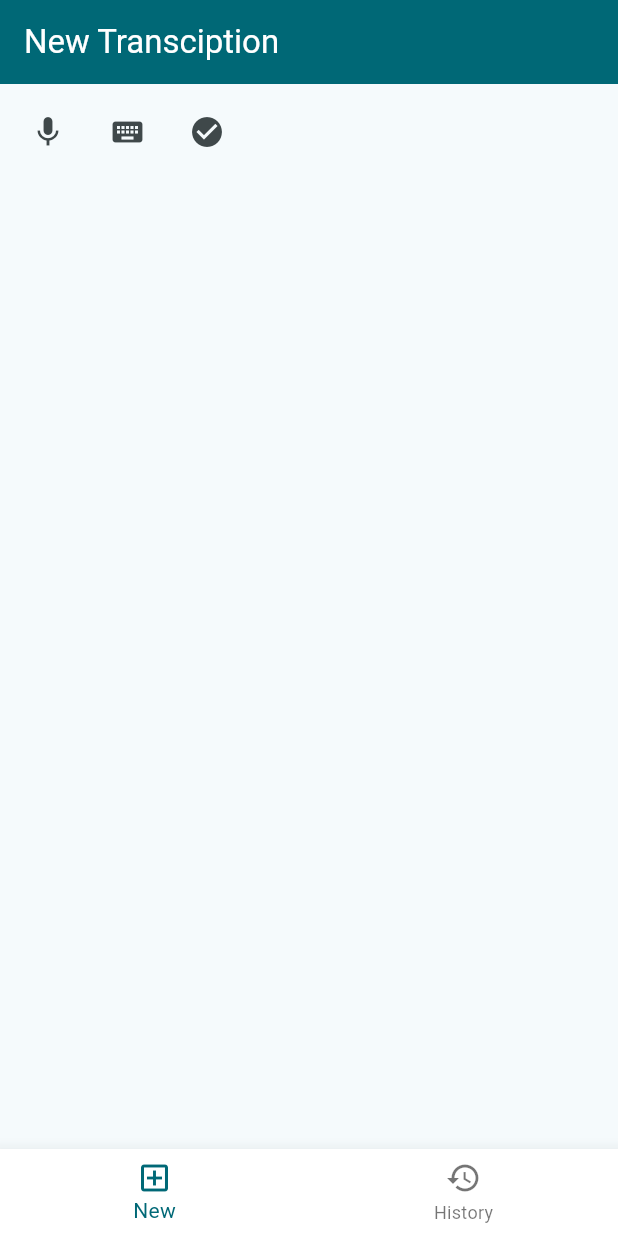
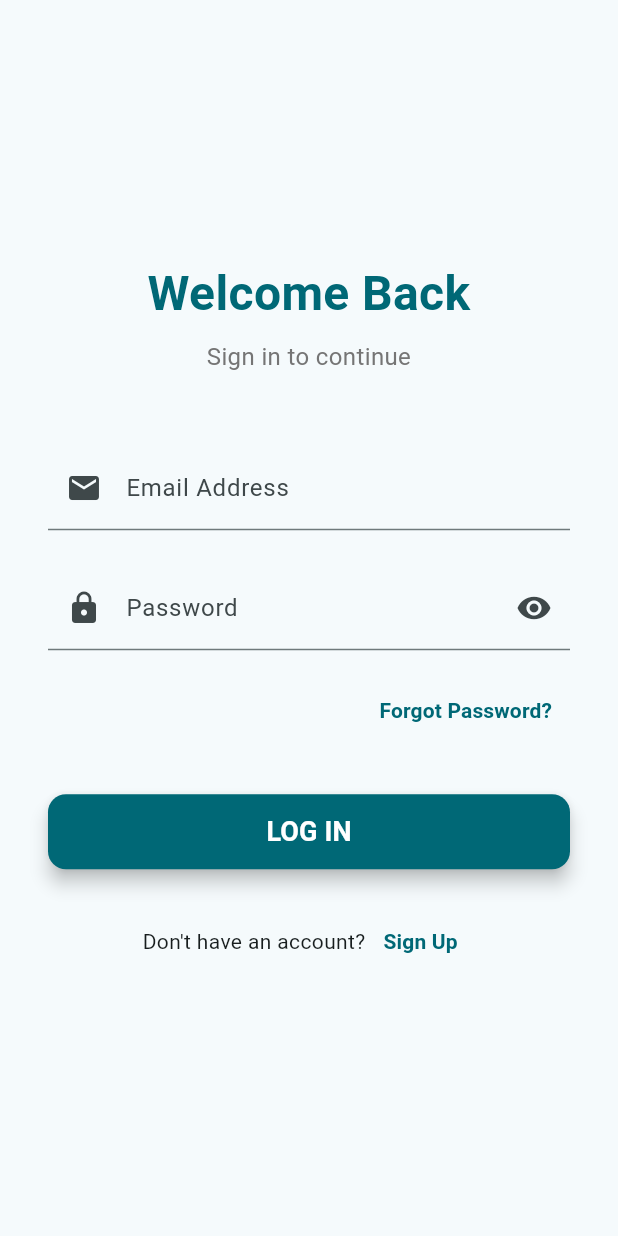
Before and after one commit to IgnacyBerent/Flutter-AI-Doctor-Assistant-App, a Flutter app: the screen it shows after launch, on a phone screen of 412 x 824 dp. Run offline on Flutter 3.47's test engine with Material 3 defaults, Android fonts, the phone set to English and light mode, and no system bars; our stand-ins replace flutter_secure_storage, speech_to_text; missing offline and left inert: jaguar_jwt.

Commit message:
Implement loggin

```diff
--- a/lib/main.dart
+++ b/lib/main.dart
@@ -1,6 +1,5 @@
+import 'package:ai_doctor_assistant/ui/layout/widget_tree.dart';
 import 'package:flutter/material.dart';
-
-import 'package:ai_doctor_assistant/ui/layout.dart';
 
 void main() {
   runApp(const MyApp());
@@ -14,7 +13,7 @@ class MyApp extends StatelessWidget {
     return MaterialApp(
       title: 'AI Doctor Assistant',
       theme: ThemeData(colorScheme: .fromSeed(seedColor: Colors.cyan)),
-      home: const Layout(),
+      home: const WidgetTree(),
     );
   }
 }
--- /dev/null
+++ b/lib/ui/layout/widget_tree.dart
@@ -0,0 +1,65 @@
+import 'package:ai_doctor_assistant/api/jwt_token.dart';
+import 'package:ai_doctor_assistant/ui/layout/layout.dart';
+import 'package:ai_doctor_assistant/ui/login/login_view.dart';
+import 'package:flutter/material.dart';
+import 'dart:async';
+
+class WidgetTree extends StatefulWidget {
+  const WidgetTree({super.key});
+
+  @override
+  State<WidgetTree> createState() => _WidgetTreeState();
+}
+
+class _WidgetTreeState extends State<WidgetTree> {
+  StreamController<bool> tokenController = StreamController<bool>();
+  late Timer timer;
+  final jwt = JwtToken();
+
+  @override
+  void initState() {
+    super.initState();
+    _checkTokenStatus();
+
+    timer = Timer.periodic(const Duration(seconds: 2), (timer) {
+      _checkTokenStatus();
+    });
+  }
+
+  void _checkTokenStatus() async {
+    bool isTokenExpired = await jwt.isTokenExpired();
+    // Use the opposite logic: if NOT expired, we are authenticated (true)
+    bool isAuthenticated = !isTokenExpired;
+
+    // Send the value to the stream.
+    if (!tokenController.isClosed) {
+      tokenController.add(isAuthenticated);
+    }
+  }
+
+  @override
+  void dispose() {
+    timer.cancel();
+    tokenController.close();
+    super.dispose();
+  }
+
+  @override
+  Widget build(BuildContext context) {
+    return StreamBuilder<bool>(
+      stream: tokenController.stream,
+      initialData: null,
+      builder: (context, snapshot) {
+        if (snapshot.data == null) {
+          return Center(child: const CircularProgressIndicator());
+        } else {
+          if (snapshot.data == true) {
+            return const Layout();
+          } else {
+            return const LoginView();
+          }
+        }
+      },
+    );
+  }
+}
--- /dev/null
+++ b/lib/ui/login/login_view.dart
@@ -0,0 +1,232 @@
+import 'package:ai_doctor_assistant/api/auth.dart';
+import 'package:flutter/material.dart';
+
+class LoginView extends StatefulWidget {
+  const LoginView({super.key});
+
+  @override
+  State<LoginView> createState() => _LoginViewState();
+}
+
+class _LoginViewState extends State<LoginView> {
+  final _formKey = GlobalKey<FormState>();
+  final TextEditingController _emailController = TextEditingController();
+  final TextEditingController _passwordController = TextEditingController();
+  bool _isLoading = false;
+  bool _obscurePassword = true;
+
+  @override
+  void dispose() {
+    _emailController.dispose();
+    _passwordController.dispose();
+    super.dispose();
+  }
+
+  // Simulates a login attempt
+  void _handleLogin() async {
+    if (_formKey.currentState!.validate()) {
+      setState(() {
+        _isLoading = true;
+      });
+
+      final loginSuccess = await login(
+        _emailController.text,
+        _passwordController.text,
+      );
+
+      setState(() {
+        _isLoading = false;
+      });
+
+      if (mounted) {
+        if (loginSuccess) {
+          ScaffoldMessenger.of(context).showSnackBar(
+            const SnackBar(content: Text('Login Successful! Welcome.')),
+          );
+        } else {
+          ScaffoldMessenger.of(context).showSnackBar(
+            const SnackBar(
+              content: Text('Login Failed. Check credentials.'),
+              backgroundColor: Colors.red,
+            ),
+          );
+        }
+      }
+    }
+  }
+
+  @override
+  Widget build(BuildContext context) {
+    return Scaffold(
+      body: Center(
+        child: SingleChildScrollView(
+          padding: const EdgeInsets.all(32.0),
+          child: ConstrainedBox(
+            constraints: const BoxConstraints(
+              maxWidth: 400, // Limit width for desktop/web view
+            ),
+            child: Form(
+              key: _formKey,
+              child: Column(
+                mainAxisAlignment: MainAxisAlignment.center,
+                crossAxisAlignment: CrossAxisAlignment.stretch,
+                children: <Widget>[
+                  // 1. Title/Logo Area
+                  Text(
+                    'Welcome Back',
+                    style: TextStyle(
+                      fontSize: 32,
+                      fontWeight: FontWeight.bold,
+                      color: Theme.of(context).primaryColor,
+                    ),
+                    textAlign: TextAlign.center,
+                  ),
+                  const SizedBox(height: 8),
+                  Text(
+                    'Sign in to continue',
+                    style: TextStyle(fontSize: 16, color: Colors.grey[600]),
+                    textAlign: TextAlign.center,
+                  ),
+                  const SizedBox(height: 48),
+
+                  // 2. Email Field
+                  TextFormField(
+                    controller: _emailController,
+                    keyboardType: TextInputType.emailAddress,
+                    decoration: const InputDecoration(
+                      labelText: 'Email Address',
+                      hintText: 'e.g., john.doe@mail.com',
+                      prefixIcon: Icon(Icons.email),
+                    ),
+                    validator: (value) {
+                      if (value == null || value.isEmpty) {
+                        return 'Please enter your email';
+                      }
+                      if (!RegExp(r'^[^@]+@[^@]+\.[^@]+').hasMatch(value)) {
+                        return 'Enter a valid email address';
+                      }
+                      return null;
+                    },
+                  ),
+                  const SizedBox(height: 24),
+
+                  // 3. Password Field
+                  TextFormField(
+                    controller: _passwordController,
+                    obscureText: _obscurePassword,
+                    decoration: InputDecoration(
+                      labelText: 'Password',
+                      hintText: 'Enter your password',
+                      prefixIcon: const Icon(Icons.lock),
+                      suffixIcon: IconButton(
+                        icon: Icon(
+                          _obscurePassword
+                              ? Icons.visibility
+                              : Icons.visibility_off,
+                        ),
+                        onPressed: () {
+                          setState(() {
+                            _obscurePassword = !_obscurePassword;
+                          });
+                        },
+                      ),
+                    ),
+                    validator: (value) {
+                      if (value == null || value.isEmpty) {
+                        return 'Please enter your password';
+                      }
+                      if (value.length < 6) {
+                        return 'Password must be at least 6 characters';
+                      }
+                      return null;
+                    },
+                  ),
+                  const SizedBox(height: 16),
+
+                  // 4. Forgot Password Link
+                  Align(
+                    alignment: Alignment.centerRight,
+                    child: TextButton(
+                      onPressed: () {
+                        ScaffoldMessenger.of(context).showSnackBar(
+                          const SnackBar(
+                            content: Text(
+                              'Forgot password functionality coming soon!',
+                            ),
+                          ),
+                        );
+                      },
+                      child: Text(
+                        'Forgot Password?',
+                        style: TextStyle(
+                          color: Theme.of(context).primaryColor,
+                          fontWeight: FontWeight.bold,
+                        ),
+                      ),
+                    ),
+                  ),
+                  const SizedBox(height: 32),
+
+                  // 5. Login Button
+                  ElevatedButton(
+                    onPressed: _isLoading ? null : _handleLogin,
+                    style: ElevatedButton.styleFrom(
+                      minimumSize: const Size(double.infinity, 50),
+                      shape: RoundedRectangleBorder(
+                        borderRadius: BorderRadius.circular(12),
+                      ),
+                      backgroundColor: Theme.of(context).primaryColor,
+                      foregroundColor: Colors.white,
+                      elevation: 5,
+                    ),
+                    child: _isLoading
+                        ? const SizedBox(
+                            width: 24,
+                            height: 24,
+                            child: CircularProgressIndicator(
+                              color: Colors.white,
+                              strokeWidth: 2,
+                            ),
+                          )
+                        : const Text(
+                            'LOG IN',
+                            style: TextStyle(
+                              fontSize: 18,
+                              fontWeight: FontWeight.bold,
+                            ),
+                          ),
+                  ),
+                  const SizedBox(height: 24),
+
+                  // 6. Register/Sign Up Prompt
+                  Row(
+                    mainAxisAlignment: MainAxisAlignment.center,
+                    children: [
+                      const Text("Don't have an account?"),
+                      TextButton(
+                        onPressed: () {
+                          ScaffoldMessenger.of(context).showSnackBar(
+                            const SnackBar(
+                              content: Text('Navigate to registration screen.'),
+                            ),
+                          );
+                        },
+                        child: Text(
+                          'Sign Up',
+                          style: TextStyle(
+                            color: Theme.of(context).primaryColor,
+                            fontWeight: FontWeight.bold,
+                          ),
+                        ),
+                      ),
+                    ],
+                  ),
+                ],
+              ),
+            ),
+          ),
+        ),
+      ),
+    );
+  }
+}
--- a/pubspec.yaml
+++ b/pubspec.yaml
@@ -35,6 +35,9 @@ dependencies:
   # Use with the CupertinoIcons class for iOS style icons.
   cupertino_icons: ^1.0.8
   speech_to_text: ^7.3.0
+  jaguar_jwt: ^3.0.0
+  flutter_secure_storage: ^9.2.4
+  http: ^1.6.0
 
 dev_dependencies:
   flutter_test:
```
Also changed, not shown: lib/api/auth.dart (added, +34 -0 lines), lib/api/jwt_token.dart (added, +52 -0 lines), lib/ui/layout/layout.dart (renamed from lib/ui/layout.dart, +14 -4 lines), lib/ui/new_transcription/common.dart (added, +10 -0 lines), lib/ui/new_transcription/new_transcription_view.dart (+34 -7 lines), lib/ui/new_transcription/sentence_text_field.dart (+14 -32 lines), lib/ui/new_transcription/sentence_text_field_row.dart (added, +43 -0 lines), lib/api/api.dart (added), lib/ui/history/history_view.dart (renamed from lib/ui/history_view.dart), pubspec.lock.
